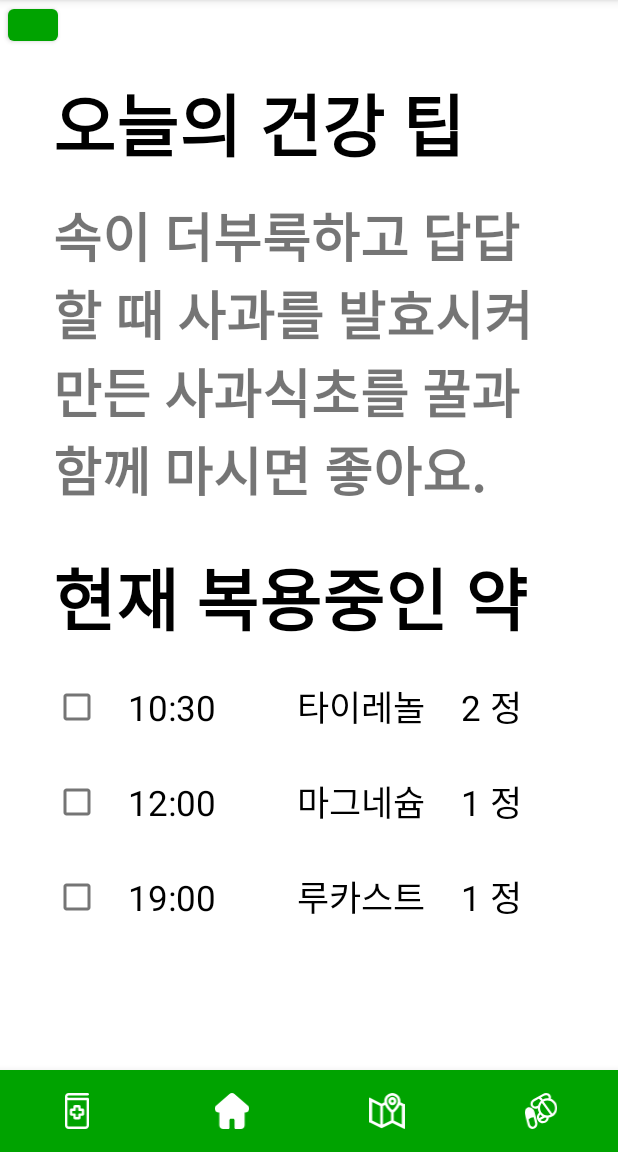
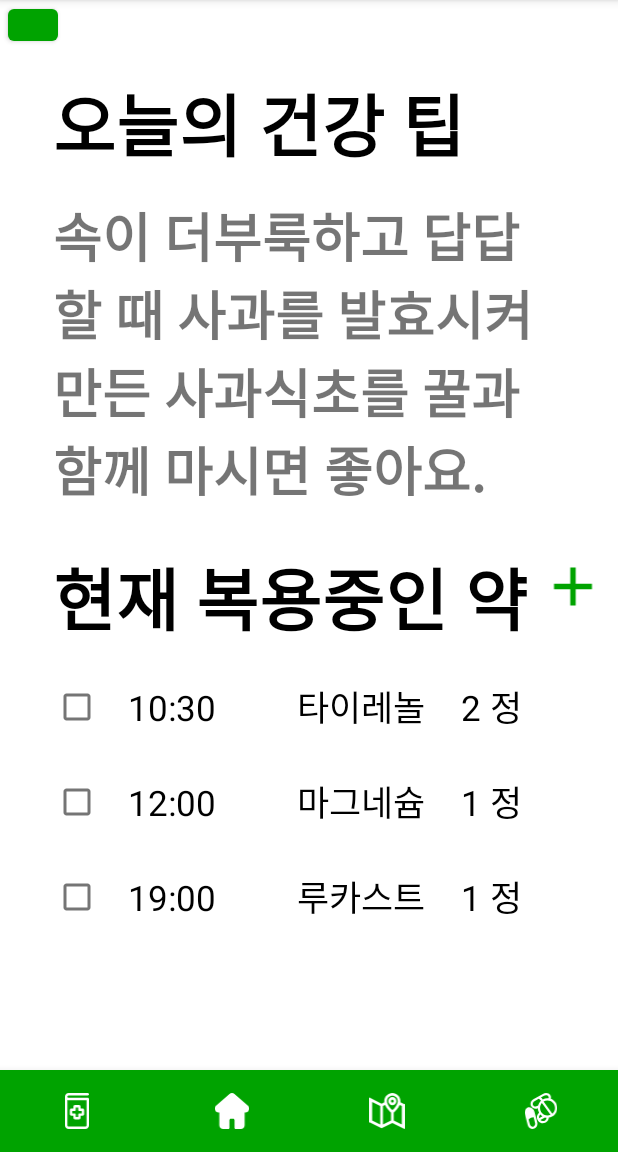
Before and after one commit to kmijin/DrHolmes_, an Android app: the screen it shows after launch once a user with an empty profile is signed in (MainActivity), on a phone screen of 412 x 824 dp, the part 84-1236 px from its top. Run offline under Robolectric (Android 15) with nearby library versions, the phone set to English and light mode, and no system bars; our stand-ins replace Firebase (no records; nobody signed in at launch, a user with empty details on screens opened directly); 2 statements that could not run were skipped.

Commit message:
약 추가

```diff
--- /dev/null
+++ b/app/src/main/res/drawable/ic_add.xml
@@ -0,0 +1,5 @@
+<vector android:height="24dp" android:tint="#00A300"
+    android:viewportHeight="24" android:viewportWidth="24"
+    android:width="24dp" xmlns:android="http://schemas.android.com/apk/res/android">
+    <path android:fillColor="@android:color/white" android:pathData="M19,13h-6v6h-2v-6H5v-2h6V5h2v6h6v2z"/>
+</vector>
--- a/app/src/main/res/layout/activity_home.xml
+++ b/app/src/main/res/layout/activity_home.xml
@@ -24,7 +24,6 @@
             android:layout_width="match_parent"
             android:layout_height="match_parent"
             android:orientation="vertical">
-
 
             <Button
                 android:id="@+id/btn_logout"
@@ -66,6 +65,10 @@
                 app:layout_constraintStart_toStartOf="parent"
                 app:layout_constraintTop_toBottomOf="@+id/health_tip" />
 
+            <LinearLayout
+                android:layout_width="match_parent"
+                android:layout_height="match_parent"
+                android:orientation="horizontal">
             <TextView
                 android:id="@+id/taking_medicine"
                 android:layout_width="wrap_content"
@@ -78,6 +81,17 @@
                 android:textStyle="bold"
                 app:layout_constraintStart_toStartOf="parent"
                 app:layout_constraintTop_toBottomOf="@+id/today_tip" />
+
+                <ImageButton
+                    android:id="@+id/pill_add"
+                    android:layout_width="wrap_content"
+                    android:layout_height="43dp"
+                    android:layout_marginTop="30dp"
+                    android:layout_weight="1"
+                    android:scaleType="fitCenter"
+                    android:background="@android:color/transparent"
+                    android:src="@drawable/ic_add" />
+            </LinearLayout>
             <!--복용중인 약 -> 리스트 뷰로 만들기-->
             <CheckBox
                 android:id="@+id/medicine1"
```
Also changed, not shown: app/src/main/java/com/pillgood/drholmes/home/HomeActivity.java (+12 -0 lines).
